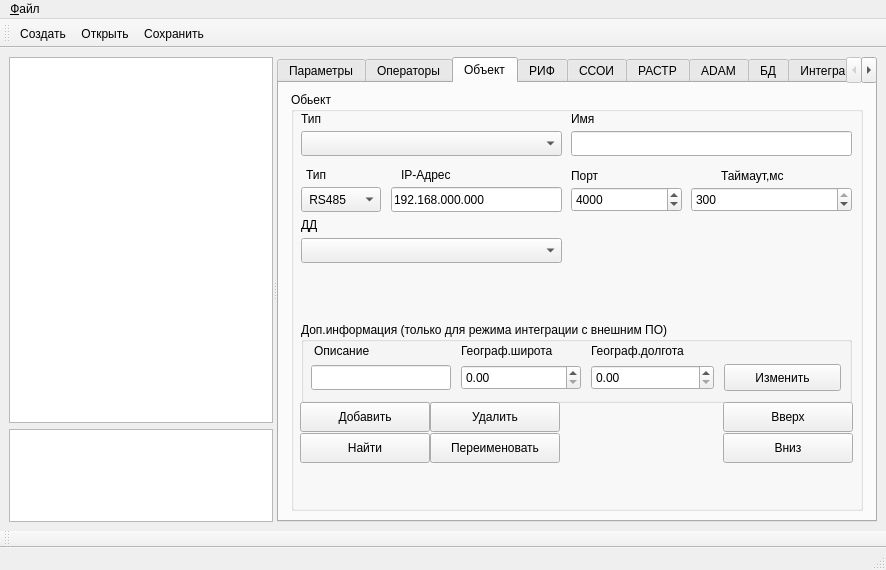
xXRadioHeadXx/start7, file m_cfg/MainWindowCFG.ui: the form before one commit.
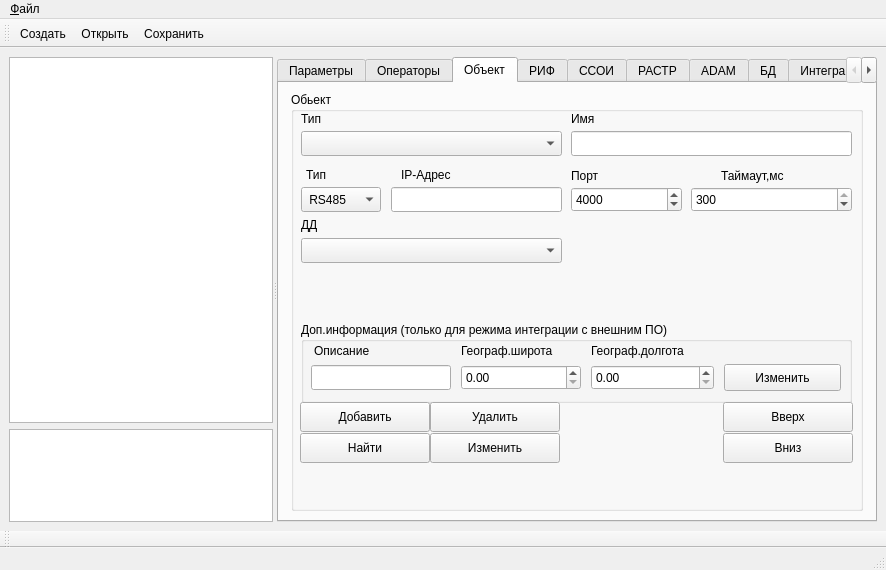
The form after the commit. The open tabs and pages were chosen to show the change. Icons and pictures are not drawn. Custom widgets are drawn as their Qt base class.

The edit to the form file:
```diff
--- a/m_cfg/MainWindowCFG.ui
+++ b/m_cfg/MainWindowCFG.ui
@@ -1970,7 +1970,7 @@
               </size>
              </property>
              <property name="text">
-              <string>192.168.000.000</string>
+              <string/>
              </property>
             </widget>
             <widget class="QLabel" name="label_92">
@@ -2568,7 +2568,7 @@
               </size>
              </property>
              <property name="text">
-              <string>Переименовать</string>
+              <string>Изменить</string>
              </property>
             </widget>
             <widget class="QPushButton" name="pushButton_moveDown">
```
Left out of the diff: 14 changed lines with no effect on the pictures.
